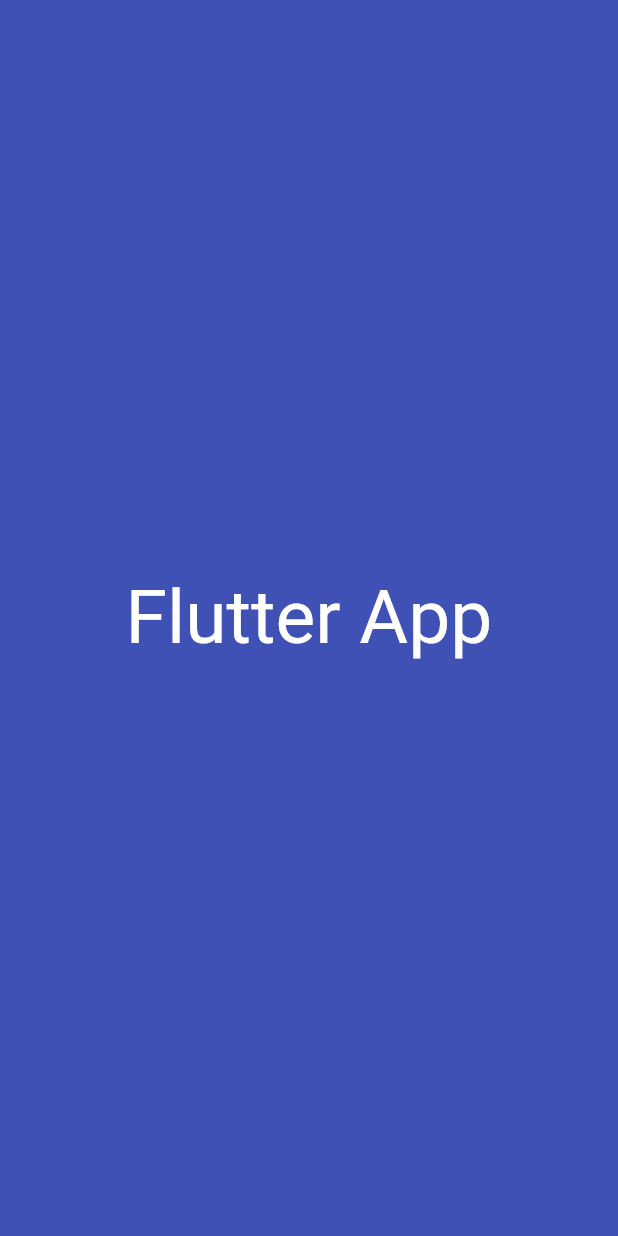
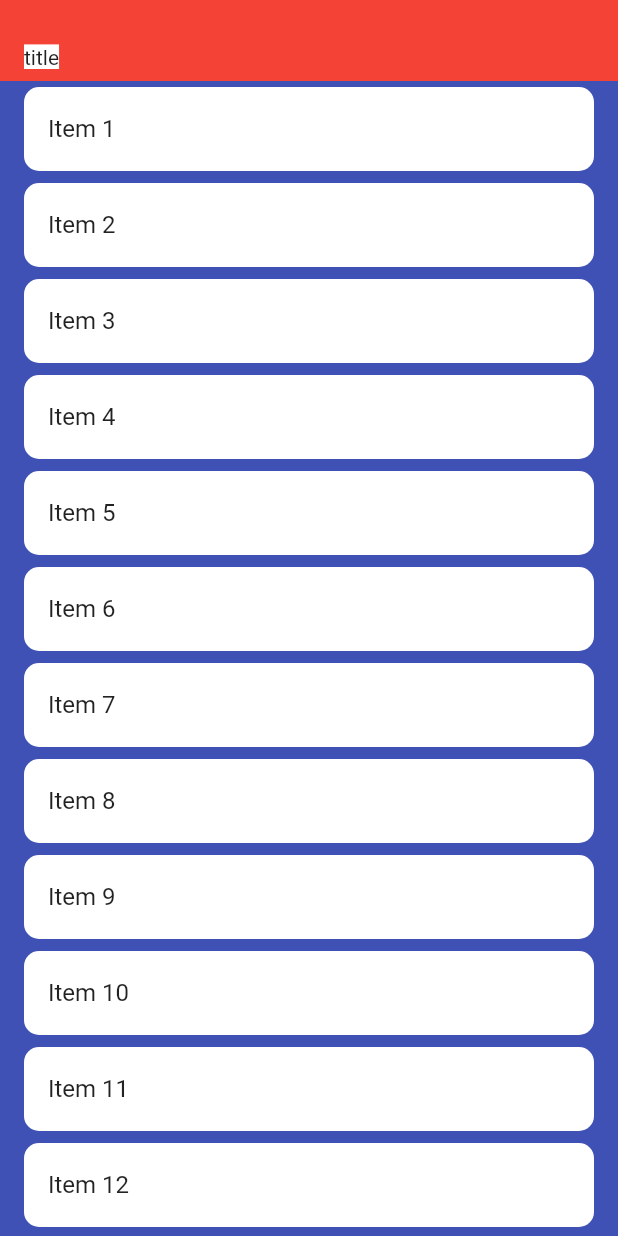
Before and after one commit to uzzzzy/flutter_app, a Flutter app: the screen it shows after launch, on a phone screen of 412 x 824 dp. Run offline on Flutter 3.47's test engine with Material 2 defaults, Android fonts, the phone set to English and light mode, and no system bars.

Commit message:
custom app bar & item list

```diff
--- /dev/null
+++ b/lib/components/custom_app_bar.dart
@@ -0,0 +1,28 @@
+import 'package:flutter/material.dart';
+
+class CustomAppBar extends StatefulWidget {
+  const CustomAppBar({Key? key}) : super(key: key);
+
+  @override
+  State<CustomAppBar> createState() => _CustomAppBarState();
+}
+
+class _CustomAppBarState extends State<CustomAppBar> {
+  @override
+  Widget build(BuildContext context) {
+    return Container(
+      padding: const EdgeInsets.only(top: 30, left: 16, right: 16, bottom: 8),
+      color: Colors.red,
+      child: Row(
+        children: const [
+          Text(
+            'title',
+            style: TextStyle(
+              backgroundColor: Colors.white,
+            ),
+          )
+        ],
+      ),
+    );
+  }
+}
--- /dev/null
+++ b/lib/components/item_list.dart
@@ -0,0 +1,32 @@
+import 'package:flutter/material.dart';
+
+class ItemList extends StatelessWidget {
+  final int itemList;
+
+  const ItemList({
+    Key? key,
+    required this.itemList,
+  }) : super(key: key);
+
+  @override
+  Widget build(BuildContext context) {
+    return Flexible(
+      child: ListView.builder(
+        shrinkWrap: true,
+        itemCount: itemList,
+        itemBuilder: (context, index) => Container(
+          padding: const EdgeInsets.symmetric(vertical: 4, horizontal: 16),
+          child: Container(
+            decoration: BoxDecoration(
+              borderRadius: BorderRadius.circular(10),
+              color: Colors.white,
+            ),
+            child: ListTile(
+              title: Text('Item ${index + 1}'),
+            ),
+          ),
+        ),
+      ),
+    );
+  }
+}
--- a/lib/screens/home_screen.dart
+++ b/lib/screens/home_screen.dart
@@ -1,4 +1,6 @@
 import 'package:flutter/material.dart';
+import 'package:flutter_app/components/custom_app_bar.dart';
+import 'package:flutter_app/components/item_list.dart';
 
 class MyHomePage extends StatefulWidget {
   final String title;
@@ -16,15 +18,11 @@ class _MyHomePageState extends State<MyHomePage> {
   Widget build(BuildContext context) {
     return Scaffold(
       backgroundColor: Colors.indigo,
-      body: Center(
-        child: Text(
-          widget.title,
-          style: const TextStyle(
-            color: Colors.white,
-            decoration: TextDecoration.none,
-            fontSize: 50,
-          ),
-        ),
+      body: Column(
+        children: const [
+          CustomAppBar(),
+          ItemList(itemList: 1000),
+        ],
       ),
     );
   }
```
